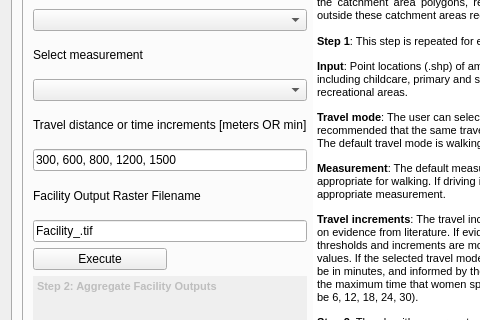
Old version of the form gender_indicator_tool/gender_indicator_tool_dialog_base.ui in the repository worldbank/GEEST; both pictures show x 0 to 480 and y 255 to 575 of the 794 by 712 pixel window.
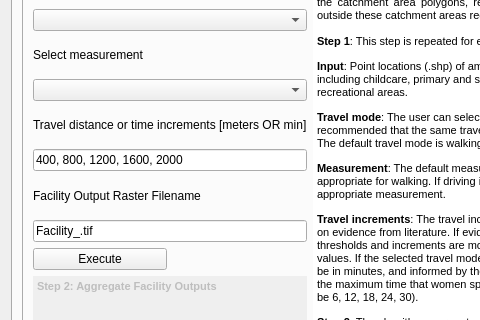
New version of the form. The open tabs and pages were chosen to show the change. Custom widgets are drawn as their Qt base class.

Commit message: feat: updates on FCV and ui

What changed in the file:
```diff
--- a/gender_indicator_tool/gender_indicator_tool_dialog_base.ui
+++ b/gender_indicator_tool/gender_indicator_tool_dialog_base.ui
@@ -935,7 +935,7 @@
            <item row="8" column="0" colspan="2">
             <widget class="QgsFilterLineEdit" name="WTP_Ranges_Field">
              <property name="text">
-              <string>300, 600, 800, 1200, 1500</string>
+              <string>400, 800, 1200, 1600, 2000</string>
              </property>
              <property name="qgisRelation" stdset="0">
               <string notr="true"/>
```
Left out of the diff: 14 changed lines with no effect on the pictures. The commit also changes 1 other file.
